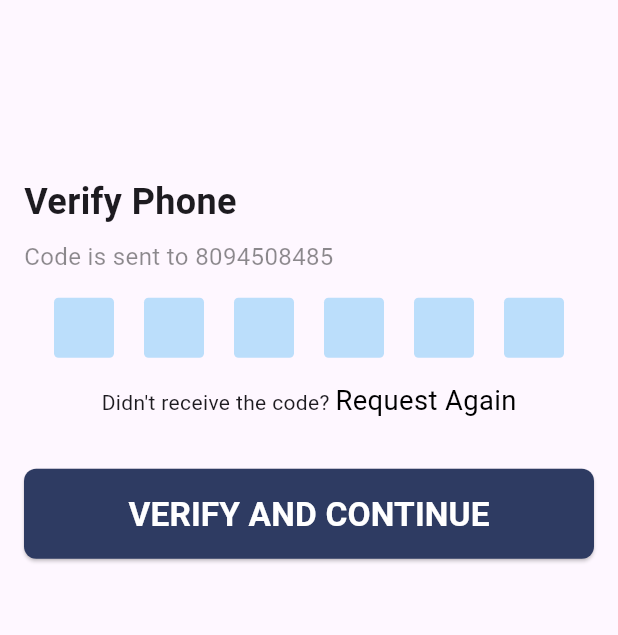
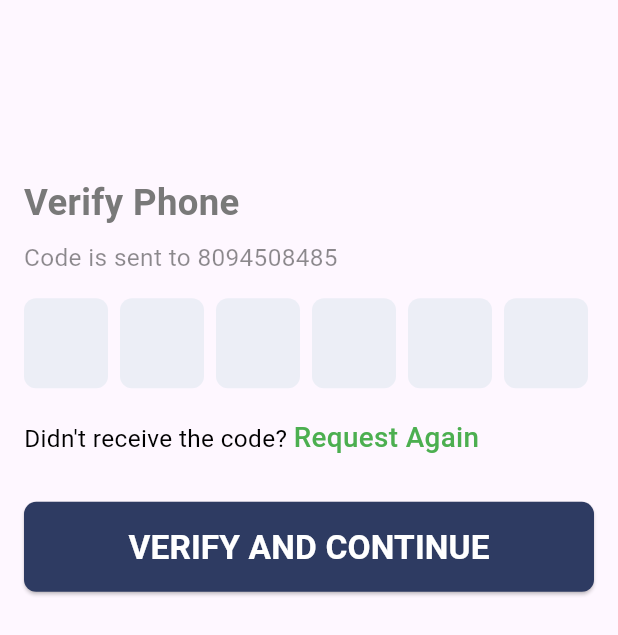
Before and after one commit to kattdGitHub/liveasy, a Flutter app: the VerifyPhoneScreen screen opened directly with empty values, on a phone screen of 412 x 824 dp. Shown: the top 635 px of the screen. Run offline on Flutter 3.47's test engine with Material 3 defaults, Android fonts, the phone set to English and light mode, and no system bars; drawn by our look-alikes of pinput; our stand-ins replace bloc, firebase_auth, firebase_core, flutter_bloc, flutter_screenutil; accounts and stored records are empty; network calls fail; Roboto replaces fonts that are missing (Satoshi).

Commit message:
code update

```diff
--- a/lib/all_screen/otp_screen.dart
+++ b/lib/all_screen/otp_screen.dart
@@ -2,10 +2,15 @@ import 'package:flutter/material.dart';
 import 'package:firebase_auth/firebase_auth.dart';
 import 'package:flutter_bloc/flutter_bloc.dart';
 import 'package:flutter_screenutil/flutter_screenutil.dart';
-import 'package:liveasy/all_screen/profile_screen.dart';
-import 'package:liveasy/auth/phone_number_cubit/phone_number_cubit.dart';
+import 'package:liveasy/all_screen/home_screen/home_screen.dart';
+import 'package:liveasy/business_logic/phone_number_cubit/phone_number_cubit.dart';
 import 'package:liveasy/utils/custom_button.dart';
+import 'package:liveasy/utils/custom_richtext.dart';
+import 'package:liveasy/utils/custom_snackBar.dart';
+import 'package:liveasy/utils/custom_text.dart';
 import 'package:liveasy/utils/notifier.dart';
+import 'package:liveasy/utils/print_log.dart';
+import 'package:pinput/pinput.dart';
 
 class VerifyPhoneScreen extends StatelessWidget {
   final String verificationId;
@@ -23,91 +28,91 @@ class VerifyPhoneScreen extends StatelessWidget {
         .verifyPhoneNumber(phoneController.text.trim(), push: false);
   }
 
-
   @override
   Widget build(BuildContext context) {
     return Scaffold(
       body: Padding(
-        padding: EdgeInsets.all(16.0),
-        child: Form(key: fromKey,
+        padding: const EdgeInsets.all(16.0),
+        child: Form(
+          key: fromKey,
           child: Column(
             crossAxisAlignment: CrossAxisAlignment.start,
             children: [
-              SizedBox(height: 100.h),
-              Text(
-                'Verify Phone',
-                style: TextStyle(fontSize: 24, fontWeight: FontWeight.bold),
+              CustomText(
+                text: "Verify Phone",
+                fontSize: 24.sp,
+                fontWeight: FontWeight.bold,
               ),
-              SizedBox(height: 8.0),
-              Text(
-                'Code is sent to 8094508485',
-                style: TextStyle(fontSize: 16, color: Colors.black45),
+              CustomText(
+                text: "Code is sent to 8094508485",
+                fontSize: 16.sp,
+                color: Colors.black45,
+              ).paddingOnly(
+                bottom: 15.sp,
+                top: 8.h,
               ),
-              SizedBox(height: 16.0),
-              Row(
-                mainAxisAlignment: MainAxisAlignment.spaceEvenly,
-                children: List.generate(6, (index) {
-                  return Container(
-                    width: 40,
-                    height: 40,
-                    decoration: BoxDecoration(
-                      color: Colors.blue.shade100,
-                      borderRadius: BorderRadius.circular(3),
-                    ),
-                    child: TextField(
-                      controller: _codeController,
-                      maxLength: 1,
-                      textAlign: TextAlign.center,
-                      keyboardType: TextInputType.number,
-                      decoration: InputDecoration(
-                        border: InputBorder.none,
-                        counterText: '',
-                      ),
-                      onChanged: (value) {
-                        if (value.length == 1) {
-                          FocusScope.of(context).nextFocus();
-                        }
-                      },
-                    ),
-                  );
-                }),
+              Pinput(
+                length: 6,
+                controller: _codeController,
+                onCompleted: (value) {
+                  context
+                      .read<PhoneNumberCubit>()
+                      .signInWithPhoneNumber(verificationId, value);
+                },
               ),
-              SizedBox(height: 16.0),
-              Center(
-                child: GestureDetector(
-                  onTap: () => _verifyPhoneNumber(context),
-                  child: Text.rich(
-                    TextSpan(text: "Didn't receive the code? ", children: [
-                      TextSpan(
-                        text: "Request Again",
-                        style: TextStyle(
-                          color: Colors.black,
-                          fontSize: 18.sp,
-                        ),
-                      )
-                    ]),
-                  ),
-                ),
+
+              // Center(
+              //   child: GestureDetector(
+              //     onTap: () => _verifyPhoneNumber(context),
+              //     child: Text.rich(
+              //       TextSpan(text: "Didn't receive the code? ", children: [
+              //         TextSpan(
+              //           text: "Request Again",
+              //           style: TextStyle(
+              //             color: Colors.black,
+              //             fontSize: 18.sp,
+              //           ),
+              //         )
+              //       ]),
+              //     ),
+              //   ),
+              // ),
+              CustomRichText(
+                onTap: () => _verifyPhoneNumber(context),
+                text: "Didn't receive the code? ",
+                richText: "Request Again",
+                fontSize: 18.sp,
+                fontWeight: FontWeight.w500,
+              ).paddingOnly(
+                bottom: 30.h,
+                top: 20.h,
               ),
-              SizedBox(height: 32.0),
               BlocConsumer<PhoneNumberCubit, PhoneNumberState>(
                 listener: (context, state) {
+                  printLog("state====>$state");
                   if (state is VerifyNumberSuccess) {
-                    context.push(ProfileScreen());
+                    context.push(const ProfileScreen());
+                  }
+                  if (state is PhoneNumberError) {
+                    showCustomSnackBar(context, state.error, isError: true);
                   }
                 },
                 builder: (context, state) {
                   return CustomButton(
-                    loading: state is VerifyPhoneScreen,
+                    loading: state is PhoneNumberLoading,
                     title: "VERIFY AND CONTINUE",
-                    onPressed: () {if(fromKey.currentState?.validate()??false){
-                      context.read<PhoneNumberCubit>().signInWithPhoneNumber(
-                          verificationId, _codeController.text.trim());}
+                    onPressed: () {
+                      if (fromKey.currentState?.validate() ?? false) {
+                        context.read<PhoneNumberCubit>().signInWithPhoneNumber(
+                            verificationId, _codeController.text.trim());
+                      }
                     },
                   );
                 },
               ),
             ],
+          ).paddingOnly(
+            top: 100.h,
           ),
         ),
       ),
--- a/lib/main.dart
+++ b/lib/main.dart
@@ -6,9 +6,8 @@ import 'package:flutter_bloc/flutter_bloc.dart';
 import 'package:flutter_screenutil/flutter_screenutil.dart';
 import 'package:liveasy/all_screen/frame_screen.dart';
 import 'package:liveasy/all_screen/otp_screen.dart';
-import 'package:liveasy/all_screen/profile_screen.dart';
-import 'package:liveasy/auth/phone_number_cubit/phone_number_cubit.dart';
-import 'package:liveasy/business_logic/provider_all%20/dashboard_provider.dart';
+import 'package:liveasy/all_screen/home_screen/home_screen.dart';
+import 'package:liveasy/business_logic/phone_number_cubit/phone_number_cubit.dart';
 import 'package:liveasy/firebase_options.dart';
 import 'package:liveasy/utils/app_config.dart';
 import 'package:provider/provider.dart';
--- a/lib/utils/custom_button.dart
+++ b/lib/utils/custom_button.dart
@@ -1,7 +1,5 @@
 import 'package:flutter/material.dart';
 import 'package:flutter_screenutil/flutter_screenutil.dart';
-import 'package:liveasy/utils/app_color.dart';
-import 'package:liveasy/utils/app_config.dart';
 
 class CustomButton extends StatelessWidget {
   final String title;
--- a/lib/utils/custom_textfield.dart
+++ b/lib/utils/custom_textfield.dart
@@ -1,4 +1,3 @@
-import 'package:flutter/cupertino.dart';
 import 'package:flutter/material.dart';
 import 'package:flutter_screenutil/flutter_screenutil.dart';
 import 'package:liveasy/utils/app_color.dart';
--- a/pubspec.yaml
+++ b/pubspec.yaml
@@ -21,6 +21,7 @@ dependencies:
   firebase_auth: ^5.1.2
   firebase_core: ^3.2.0
   flutter_launcher_icons: ^0.13.1
+  pinput: ^5.0.0
 
 dev_dependencies:
   flutter_test:
```
Also changed, not shown: lib/all_screen/frame_screen.dart (+28 -41 lines), lib/all_screen/home_screen/home_custom_box.dart (added, +63 -0 lines), lib/all_screen/home_screen/home_screen.dart (added, +83 -0 lines), lib/all_screen/mobile_verifition.dart (+34 -22 lines), lib/all_screen/profile_screen.dart (deleted, +0 -125 lines), lib/business_logic/phone_number_cubit/phone_number_cubit.dart (renamed from lib/auth/phone_number_cubit/phone_number_cubit.dart, +29 -6 lines), lib/business_logic/phone_number_cubit/phone_number_state.dart (renamed from lib/auth/phone_number_cubit/phone_number_state.dart, +11 -4 lines), lib/business_logic/provider_all /dashboard_provider.dart (deleted, +0 -12 lines), lib/utils/custom_snackBar.dart (added, +43 -0 lines), lib/utils/print_log.dart (+8 -2 lines), lib/utils/sized_box.dart (added, +19 -0 lines), pubspec.lock, 2 other files.
